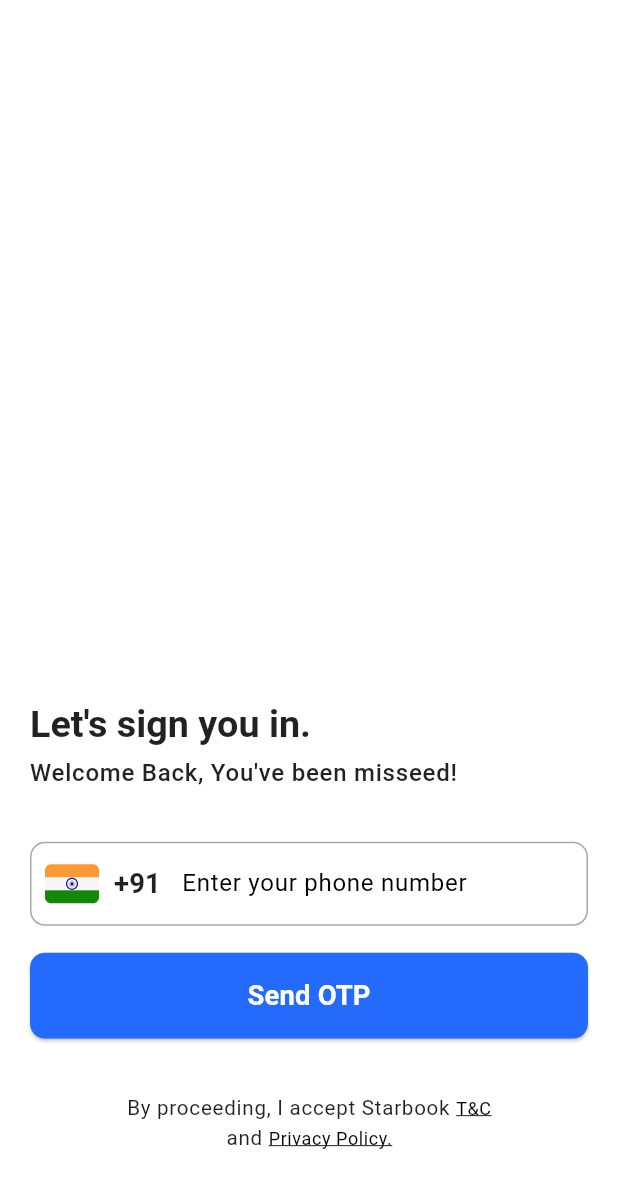
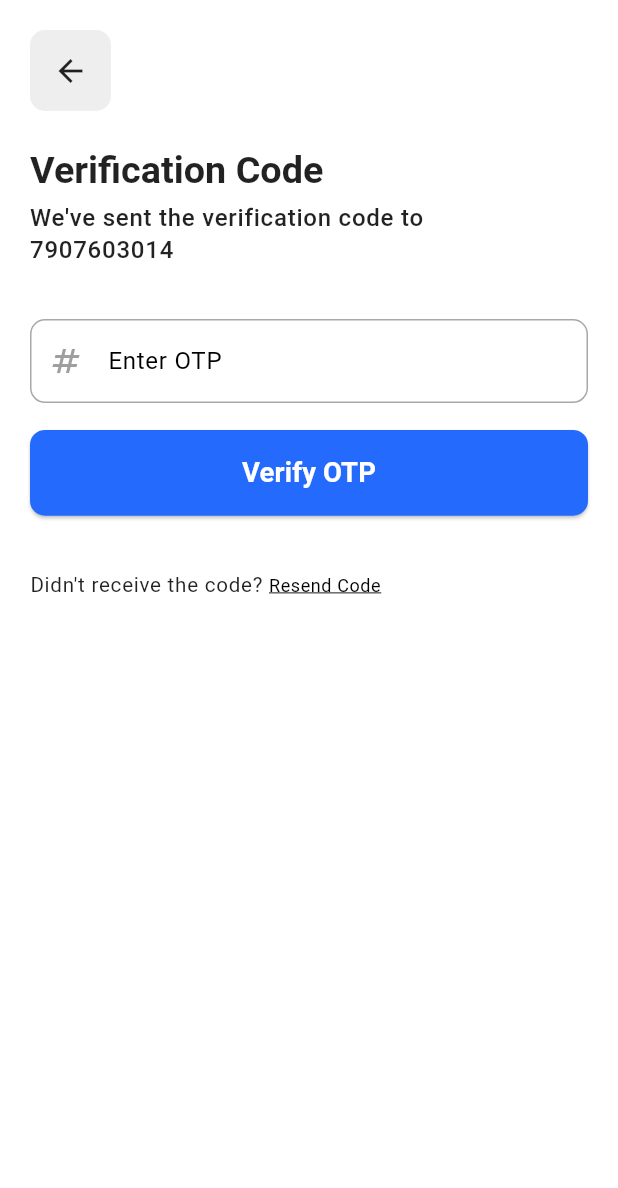
Before and after one commit to sugith10/starbook, a Flutter app: the screen it shows after launch, after a tap on "Send OTP", on a phone screen of 412 x 824 dp. Shown: the top 1188 px of the screen. Run offline on Flutter 3.47's test engine with Material 3 defaults, Android fonts, the phone set to English and light mode, and no system bars; our stand-ins replace awesome_dialog, flutter_bloc, flutter_screenutil, flutter_svg, get_it, go_router and 5 more.

```diff
--- a/lib/core/presentation/navigation/app_router.dart
+++ b/lib/core/presentation/navigation/app_router.dart
@@ -2,29 +2,32 @@ import 'dart:math';
 
 import 'package:flutter/material.dart';
 import 'package:flutter_util_hub/core/presentation/pages/dummy_screen.dart';
+import 'package:flutter_util_hub/core/presentation/pages/otp_verification_page.dart';
 import 'package:flutter_util_hub/core/presentation/pages/signin_screen.dart';
 import 'package:flutter_util_hub/core/presentation/utils/widget_helper.dart';
 import 'package:go_router/go_router.dart';
 
+import 'route_names.dart';
+
 final GoRouter router = GoRouter(
   errorBuilder: (context, state) => const DummyScreen(text: "Error Screen"),
-  redirect: (BuildContext context, GoRouterState state) {
-    if (!["/home", "/signin", "/forgotPassword", "/signup"]
-        .contains(state.fullPath)) {
-      // if any routes which needs auth, check for auth
-      bool auth = Random().nextBool();
-      if (!auth) {
-        // if not authenticated, show signin screen
-        return '/signin';
-      } else {
-        // if authenticated, proceed
-        return null;
-      }
-    } else {
-      // for any screens which not need auth, proceed
-      return null;
-    }
-  },
+  // redirect: (BuildContext context, GoRouterState state) {
+  //   if (!["/home", "/signin", "/forgotPassword", "/signup"]
+  //       .contains(state.fullPath)) {
+  //     // if any routes which needs auth, check for auth
+  //     bool auth = Random().nextBool();
+  //     if (!auth) {
+  //       // if not authenticated, show signin screen
+  //       return '/signin';
+  //     } else {
+  //       // if authenticated, proceed
+  //       return null;
+  //     }
+  //   } else {
+  //     // for any screens which not need auth, proceed
+  //     return null;
+  //   }
+  // },
   routes: <RouteBase>[
     GoRoute(
       path: '/',
@@ -49,11 +52,11 @@ final GoRouter router = GoRouter(
           ),
         ),
         GoRoute(
-          path: 'home',
+          path: RouteName.otpVerification,
           pageBuilder: (context, state) => buildPageWithDefaultTransition<void>(
             context: context,
             state: state,
-            child: const DummyScreen(text: "Home Screen"),
+            child: const OtpVerificationPage(),
           ),
         ),
       ],
--- /dev/null
+++ b/lib/core/presentation/navigation/route_names.dart
@@ -0,0 +1,6 @@
+class RouteName{
+ static const String home = "/home";
+  static const String signin = "/signin";
+  static const String otpVerification = "otpVerification";
+   static const String signUp = "/signup";
+}
--- /dev/null
+++ b/lib/core/presentation/pages/otp_verification_page.dart
@@ -0,0 +1,73 @@
+import 'package:flutter/foundation.dart';
+import 'package:flutter/material.dart';
+import 'package:flutter_screenutil/flutter_screenutil.dart';
+import 'package:flutter_util_hub/core/presentation/widgets/welcome_text.dart';
+import 'package:go_router/go_router.dart';
+
+import '../utils/message_generator.dart';
+import '../widgets/navigation_text.dart';
+import '../widgets/submit_button.dart';
+
+class OtpVerificationPage extends StatelessWidget {
+  const OtpVerificationPage({super.key});
+
+  @override
+  Widget build(BuildContext context) {
+    return Scaffold(
+        body: SafeArea(
+      child: CustomScrollView(slivers: [
+        SliverFillRemaining(
+          child: Padding(
+            padding: const EdgeInsets.all(20),
+            child: Column(
+              crossAxisAlignment: CrossAxisAlignment.start,
+              children: [
+                GestureDetector(
+                  child: Container(
+                      decoration: BoxDecoration(
+                        borderRadius: BorderRadius.circular(10),
+                        color: Colors.grey[200],
+                      ),
+                      child: const Padding(
+                        padding: EdgeInsets.all(15.0),
+                        child: Icon(Icons.arrow_back),
+                      )),
+                  onTap: () => context.pop(),
+                ),
+                SizedBox(height: 20.h),
+                WelcomeText(
+                  text: MessageGenerator.getMessage("verification-welcome"),
+                ),
+                SizedBox(height: 5.h),
+                WelcomeMsgText(
+                  text: MessageGenerator.getMessage("verification-guide"),
+                ),
+                const WelcomeMsgText(text: "7907603014"),
+                SizedBox(height: 30.h),
+                const TextField(
+                  decoration: InputDecoration(
+                      prefixIcon: Icon(
+                        Icons.numbers_sharp,
+                        color: Colors.grey,
+                      ),
+                      hintText: "Enter OTP"),
+                ),
+                SizedBox(height: 15.h),
+                SubmitButton(
+                  callback: () {},
+                  text: "Verify OTP",
+                ),
+                SizedBox(height: 30.h),
+                NavigationText(
+                  leadingText: "Didn't receive the code?",
+                  buttonText: "Resend Code",
+                  buttonCall: () {},
+                )
+              ],
+            ),
+          ),
+        )
+      ]),
+    ));
+  }
+}
--- a/lib/core/presentation/pages/signin_screen.dart
+++ b/lib/core/presentation/pages/signin_screen.dart
@@ -1,5 +1,6 @@
 import 'package:flutter/material.dart';
 import 'package:flutter_screenutil/flutter_screenutil.dart';
+import 'package:flutter_util_hub/core/presentation/navigation/route_names.dart';
 import 'package:flutter_util_hub/core/presentation/utils/constants.dart';
 import 'package:flutter_util_hub/core/presentation/utils/message_generator.dart';
 import 'package:flutter_util_hub/core/presentation/utils/theme.dart';
@@ -12,7 +13,9 @@ import 'package:flutter_bloc/flutter_bloc.dart';
 
 import '../blocs/auth/authentication_bloc.dart';
 import '../widgets/auth_text_field.dart';
+import '../widgets/submit_button.dart';
 import '../widgets/terms_and_conditions_widget.dart';
+import '../widgets/welcome_text.dart';
 
 class SigninScreen extends StatefulWidget {
   const SigninScreen({Key? key}) : super(key: key);
@@ -117,28 +120,22 @@ class _SigninScreenState extends State<SigninScreen> {
                           mainAxisAlignment: MainAxisAlignment.start,
                           children: [
                             const Spacer(flex: 1),
-                            Text(MessageGenerator.getMessage("auth-welcome"),
-                                textAlign: TextAlign.center,
-                                style:
-                                    Theme.of(context).textTheme.headlineLarge),
+                            WelcomeText(
+                              text: MessageGenerator.getMessage("auth-welcome"),
+                            ),
                             SizedBox(height: 5.h),
-                            Text(
-                              MessageGenerator.getMessage(
+                            WelcomeMsgText(
+                              text: MessageGenerator.getMessage(
                                   "auth-welcome-message"),
-                              textAlign: TextAlign.center,
-                              style: Theme.of(context).textTheme.labelMedium,
                             ),
                             SizedBox(height: 30.h),
                             AuthTextField(controller: _phoneNumCntrlr),
                             SizedBox(height: 15.h),
-                            ElevatedButton(
-                              onPressed: () {},
-                              child: const Row(
-                                mainAxisAlignment: MainAxisAlignment.center,
-                                children: [
-                                  Text("Send OTP"),
-                                ],
-                              ),
+                            SubmitButton(
+                              callback: () {
+                                context.go("/${RouteName.otpVerification}");
+                              },
+                              text: "Send OTP",
                             ),
                             SizedBox(height: 30.h),
                             const TermsAndConditionsWidget(),
--- a/lib/core/presentation/utils/message_generator.dart
+++ b/lib/core/presentation/utils/message_generator.dart
@@ -5,8 +5,9 @@ class MessageGenerator {
       "un-expected-error-message": "Some un expected error happened!",
       "auth-welcome": "Let's sign you in.",
       "auth-welcome-message": "Welcome Back, You've been misseed!",
-      "auth-visit-site-guide":
-          "By proceeding, I accept TakeMyTym's T&C",
+      "auth-visit-site-guide": "By proceeding, I accept TakeMyTym's T&C",
+      "verification-welcome": "Verification Code",
+      "verification-guide": "We've sent the verification code to"
     }
   };
 
--- a/lib/core/presentation/widgets/navigation_text.dart
+++ b/lib/core/presentation/widgets/navigation_text.dart
@@ -3,20 +3,20 @@ import 'package:flutter/material.dart';
 class NavigationText extends StatelessWidget {
   final String leadingText;
   final String buttonText;
-  final VoidCallback callback;
+  final VoidCallback buttonCall;
 
   const NavigationText({
     super.key,
     required this.leadingText,
     required this.buttonText,
-    required this.callback,
+    required this.buttonCall,
   });
 
   @override
   Widget build(BuildContext context) {
     return GestureDetector(
       onTap: () {
-        callback();
+        buttonCall();
       },
       child: RichText(
         text: TextSpan(
--- /dev/null
+++ b/lib/core/presentation/widgets/submit_button.dart
@@ -0,0 +1,27 @@
+
+import 'package:flutter/material.dart';
+
+class SubmitButton extends StatelessWidget {
+  final String text;
+  final VoidCallback callback;
+  const SubmitButton({
+    required this.text,
+    required this.callback,
+    super.key,
+  });
+
+  @override
+  Widget build(BuildContext context) {
+    return ElevatedButton(
+      onPressed: () {
+        callback();
+      },
+      child: Row(
+        mainAxisAlignment: MainAxisAlignment.center,
+        children: [
+          Text(text),
+        ],
+      ),
+    );
+  }
+}
--- a/lib/core/presentation/widgets/terms_and_conditions_widget.dart
+++ b/lib/core/presentation/widgets/terms_and_conditions_widget.dart
@@ -15,14 +15,14 @@ class TermsAndConditionsWidget extends StatelessWidget {
           NavigationText(
             leadingText: "By proceeding, I accept Starbook",
             buttonText: 'T&C',
-            callback: () {
+            buttonCall: () {
               // AppPolicyUtil().launchConditions();
             },
           ),
           NavigationText(
             leadingText: "and",
             buttonText: 'Privacy Policy.',
-            callback: () {
+            buttonCall: () {
               // AppPolicyUtil().launchPrivacyPolicy();
             },
           ),
--- /dev/null
+++ b/lib/core/presentation/widgets/welcome_text.dart
@@ -0,0 +1,33 @@
+import 'package:flutter/material.dart';
+
+class WelcomeMsgText extends StatelessWidget {
+  final String text;
+  const WelcomeMsgText({
+    required this.text,
+    super.key,
+  });
+
+  @override
+  Widget build(BuildContext context) {
+    return Text(
+      text,
+      textAlign: TextAlign.center,
+      style: Theme.of(context).textTheme.labelMedium,
+    );
+  }
+}
+
+class WelcomeText extends StatelessWidget {
+  final String text;
+  const WelcomeText({
+    required this.text,
+    super.key,
+  });
+
+  @override
+  Widget build(BuildContext context) {
+    return Text(text,
+        textAlign: TextAlign.center,
+        style: Theme.of(context).textTheme.headlineLarge);
+  }
+}
```
Also changed, not shown: 5 other files.
